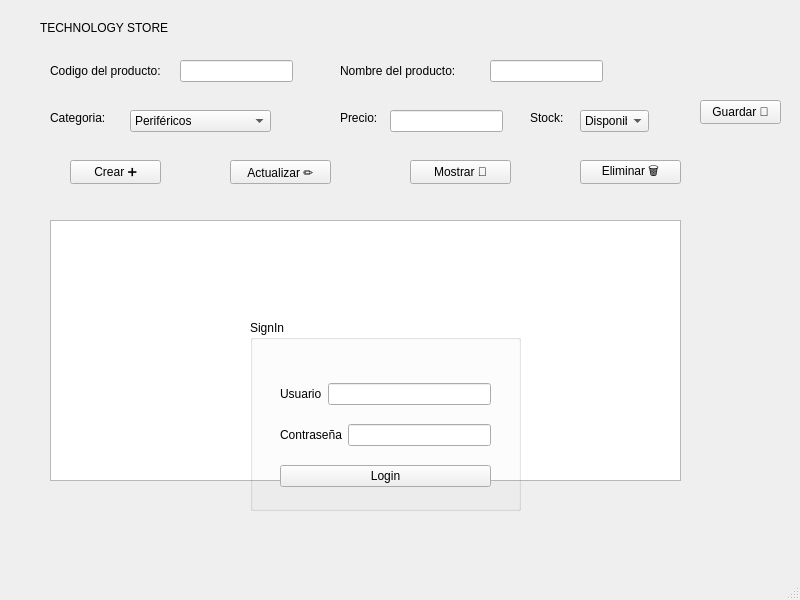
The window that mainwindow.ui (Milka-Borja/Control_inventario) describes before a commit, drawn with Qt 5.
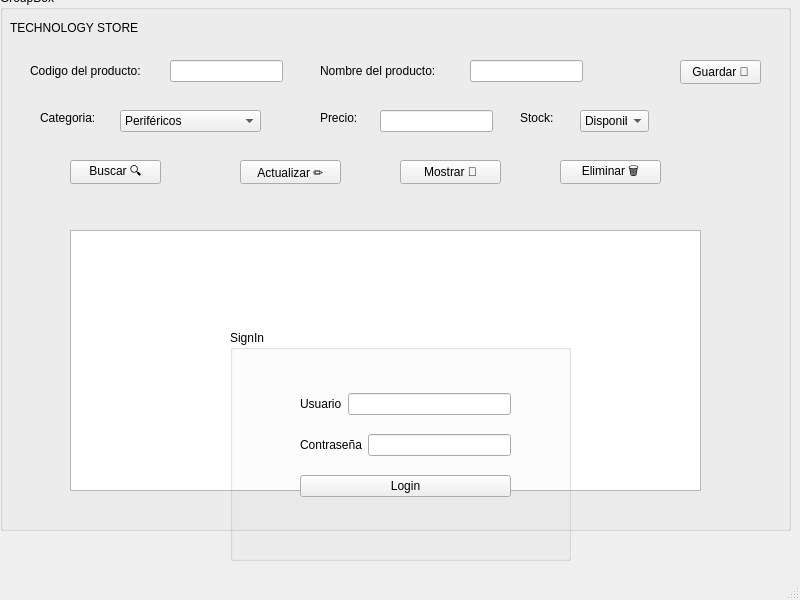
The same window after the commit.

Patch:
```diff
--- a/mainwindow.ui
+++ b/mainwindow.ui
@@ -14,21 +14,198 @@
    <string>MainWindow</string>
   </property>
   <widget class="QWidget" name="centralwidget">
+   <widget class="QGroupBox" name="groupBox_2">
+    <property name="geometry">
+     <rect>
+      <x>0</x>
+      <y>-10</y>
+      <width>791</width>
+      <height>541</height>
+     </rect>
+    </property>
+    <property name="title">
+     <string>GroupBox</string>
+    </property>
+    <widget class="QPushButton" name="Boton_actualizar">
+     <property name="geometry">
+      <rect>
+       <x>240</x>
+       <y>170</y>
+       <width>101</width>
+       <height>24</height>
+      </rect>
+     </property>
+     <property name="text">
+      <string>Actualizar ✏️</string>
+     </property>
+    </widget>
+    <widget class="QPushButton" name="Boton_buscar">
+     <property name="geometry">
+      <rect>
+       <x>70</x>
+       <y>170</y>
+       <width>91</width>
+       <height>24</height>
+      </rect>
+     </property>
+     <property name="text">
+      <string>Buscar 🔍</string>
+     </property>
+    </widget>
+    <widget class="QPushButton" name="Boton_eliminar">
+     <property name="geometry">
+      <rect>
+       <x>560</x>
+       <y>170</y>
+       <width>101</width>
+       <height>24</height>
+      </rect>
+     </property>
+     <property name="text">
+      <string>Eliminar 🗑️</string>
+     </property>
+    </widget>
+    <widget class="QPushButton" name="Boton_guardar">
+     <property name="geometry">
+      <rect>
+       <x>680</x>
+       <y>70</y>
+       <width>81</width>
+       <height>24</height>
+      </rect>
+     </property>
+     <property name="text">
+      <string>Guardar 📁</string>
+     </property>
+    </widget>
+    <widget class="QPushButton" name="Boton_mostrar">
+     <property name="geometry">
+      <rect>
+       <x>400</x>
+       <y>170</y>
+       <width>101</width>
+       <height>24</height>
+      </rect>
+     </property>
+     <property name="text">
+      <string>Mostrar 👀</string>
+     </property>
+    </widget>
+    <widget class="QComboBox" name="Categoria">
+     <property name="geometry">
+      <rect>
+       <x>120</x>
+       <y>120</y>
+       <width>141</width>
+       <height>22</height>
+      </rect>
+     </property>
+     <item>
+      <property name="text">
+       <string>Periféricos</string>
+      </property>
+     </item>
+     <item>
+      <property name="text">
+       <string>Componentes PC</string>
+      </property>
+     </item>
+     <item>
+      <property name="text">
+       <string>Accesorios</string>
+      </property>
+     </item>
+     <item>
+      <property name="text">
+       <string>Monitores</string>
+      </property>
+     </item>
+     <item>
+      <property name="text">
+       <string>Equipos</string>
+      </property>
+     </item>
+     <item>
+      <property name="text">
+       <string>Redes</string>
+      </property>
+     </item>
+     <item>
+      <property name="text">
+       <string>Gaming</string>
+      </property>
+     </item>
+     <item>
+      <property name="text">
+       <string>Almacenamiento</string>
+      </property>
+     </item>
+     <item>
+      <property name="text">
+       <string>Impresión</string>
+      </property>
+     </item>
+     <item>
+      <property name="text">
+       <string>Domótica</string>
+      </property>
+     </item>
+    </widget>
    <widget class="QLineEdit" name="Codigo">
     <property name="geometry">
      <rect>
-      <x>180</x>
-      <y>60</y>
+       <x>170</x>
+       <y>70</y>
       <width>113</width>
       <height>22</height>
      </rect>
     </property>
    </widget>
+    <widget class="QLineEdit" name="Nombre">
+     <property name="geometry">
+      <rect>
+       <x>470</x>
+       <y>70</y>
+       <width>113</width>
+       <height>22</height>
+      </rect>
+     </property>
+    </widget>
+    <widget class="QLineEdit" name="Precio">
+     <property name="geometry">
+      <rect>
+       <x>380</x>
+       <y>120</y>
+       <width>113</width>
+       <height>22</height>
+      </rect>
+     </property>
+    </widget>
+    <widget class="QComboBox" name="Stock">
+     <property name="geometry">
+      <rect>
+       <x>580</x>
+       <y>120</y>
+       <width>69</width>
+       <height>22</height>
+      </rect>
+     </property>
+     <item>
+      <property name="text">
+       <string>Disponible</string>
+      </property>
+     </item>
+     <item>
+      <property name="text">
+       <string>Agotado</string>
+      </property>
+     </item>
+    </widget>
    <widget class="QLabel" name="label">
     <property name="geometry">
      <rect>
-      <x>50</x>
-      <y>60</y>
+       <x>30</x>
+       <y>70</y>
       <width>131</width>
       <height>21</height>
      </rect>
@@ -40,8 +217,8 @@
    <widget class="QLabel" name="label_2">
     <property name="geometry">
      <rect>
-      <x>340</x>
-      <y>60</y>
+       <x>320</x>
+       <y>70</y>
       <width>131</width>
       <height>21</height>
      </rect>
@@ -50,21 +227,11 @@
      <string>Nombre del producto:</string>
     </property>
    </widget>
-   <widget class="QLineEdit" name="Nombre">
-    <property name="geometry">
-     <rect>
-      <x>490</x>
-      <y>60</y>
-      <width>113</width>
-      <height>22</height>
-     </rect>
-    </property>
-   </widget>
    <widget class="QLabel" name="label_3">
     <property name="geometry">
      <rect>
-      <x>50</x>
-      <y>110</y>
+       <x>40</x>
+       <y>120</y>
       <width>61</width>
       <height>16</height>
      </rect>
@@ -73,41 +240,11 @@
      <string>Categoria:</string>
     </property>
    </widget>
-   <widget class="QComboBox" name="Categoria">
-    <property name="geometry">
-     <rect>
-      <x>130</x>
-      <y>110</y>
-      <width>141</width>
-      <height>22</height>
-     </rect>
-    </property>
-    <item><property name="text"><string>Periféricos</string></property></item>
-    <item><property name="text"><string>Componentes PC</string></property></item>
-    <item><property name="text"><string>Accesorios</string></property></item>
-    <item><property name="text"><string>Monitores</string></property></item>
-    <item><property name="text"><string>Equipos</string></property></item>
-    <item><property name="text"><string>Redes</string></property></item>
-    <item><property name="text"><string>Gaming</string></property></item>
-    <item><property name="text"><string>Almacenamiento</string></property></item>
-    <item><property name="text"><string>Impresión</string></property></item>
-    <item><property name="text"><string>Domótica</string></property></item>
-   </widget>
-   <widget class="QLineEdit" name="Precio">
-    <property name="geometry">
-     <rect>
-      <x>390</x>
-      <y>110</y>
-      <width>113</width>
-      <height>22</height>
-     </rect>
-    </property>
-   </widget>
    <widget class="QLabel" name="label_4">
     <property name="geometry">
      <rect>
-      <x>340</x>
-      <y>110</y>
+       <x>320</x>
+       <y>120</y>
       <width>49</width>
       <height>16</height>
      </rect>
@@ -119,8 +256,8 @@
    <widget class="QLabel" name="label_5">
     <property name="geometry">
      <rect>
-      <x>530</x>
-      <y>110</y>
+       <x>520</x>
+       <y>120</y>
       <width>49</width>
       <height>16</height>
      </rect>
@@ -129,78 +266,11 @@
      <string>Stock: </string>
     </property>
    </widget>
-   <widget class="QComboBox" name="Stock">
-    <property name="geometry">
-     <rect>
-      <x>580</x>
-      <y>110</y>
-      <width>69</width>
-      <height>22</height>
-     </rect>
-    </property>
-    <item><property name="text"><string>Disponible</string></property></item>
-    <item><property name="text"><string>Agotado</string></property></item>
-   </widget>
-   <widget class="QPushButton" name="Boton_crear">
-    <property name="geometry">
-     <rect>
-      <x>70</x>
-      <y>160</y>
-      <width>91</width>
-      <height>24</height>
-     </rect>
-    </property>
-    <property name="text"><string>Crear ➕</string></property>
-   </widget>
-   <widget class="QPushButton" name="Boton_actualizar">
-    <property name="geometry">
-     <rect>
-      <x>230</x>
-      <y>160</y>
-      <width>101</width>
-      <height>24</height>
-     </rect>
-    </property>
-    <property name="text"><string>Actualizar ✏️</string></property>
-   </widget>
-   <widget class="QPushButton" name="Boton_mostrar">
-    <property name="geometry">
-     <rect>
-      <x>410</x>
-      <y>160</y>
-      <width>101</width>
-      <height>24</height>
-     </rect>
-    </property>
-    <property name="text"><string>Mostrar 👀</string></property>
-   </widget>
-   <widget class="QPushButton" name="Boton_eliminar">
-    <property name="geometry">
-     <rect>
-      <x>580</x>
-      <y>160</y>
-      <width>101</width>
-      <height>24</height>
-     </rect>
-    </property>
-    <property name="text"><string>Eliminar 🗑️</string></property>
-   </widget>
-   <widget class="QPushButton" name="Boton_guardar">
-    <property name="geometry">
-     <rect>
-      <x>700</x>
-      <y>100</y>
-      <width>81</width>
-      <height>24</height>
-     </rect>
-    </property>
-    <property name="text"><string>Guardar 📁</string></property>
-   </widget>
    <widget class="QLabel" name="label_6">
     <property name="geometry">
      <rect>
-      <x>40</x>
-      <y>20</y>
+       <x>10</x>
+       <y>30</y>
       <width>201</width>
       <height>16</height>
      </rect>
@@ -210,27 +280,28 @@
    <widget class="QTextEdit" name="mostrar_produ">
     <property name="geometry">
      <rect>
-      <x>50</x>
-      <y>220</y>
+       <x>70</x>
+       <y>240</y>
       <width>631</width>
       <height>261</height>
      </rect>
     </property>
    </widget>
+   </widget>
    <widget class="QGroupBox" name="groupBox">
     <property name="geometry">
      <rect>
-      <x>250</x>
-      <y>320</y>
-      <width>271</width>
-      <height>191</height>
+      <x>230</x>
+      <y>330</y>
+      <width>341</width>
+      <height>231</height>
      </rect>
     </property>
     <property name="title"><string>SignIn</string></property>
     <widget class="QWidget" name="layoutWidget">
      <property name="geometry">
       <rect>
-       <x>30</x>
+       <x>70</x>
        <y>50</y>
        <width>211</width>
        <height>131</height>
```
Left out of the diff: 23 changed lines with no effect on the pictures. Lines whose indentation alone changed are shown as unchanged.
